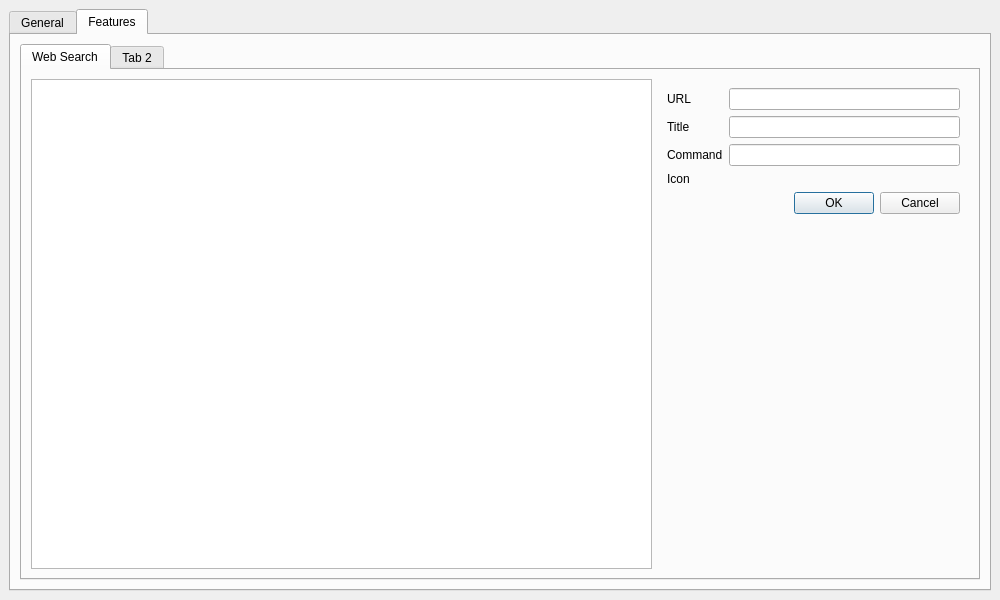
Before: the Qt Designer form src/ui/settingswindow.ui in giosali/rafiki, drawn with Qt 5.
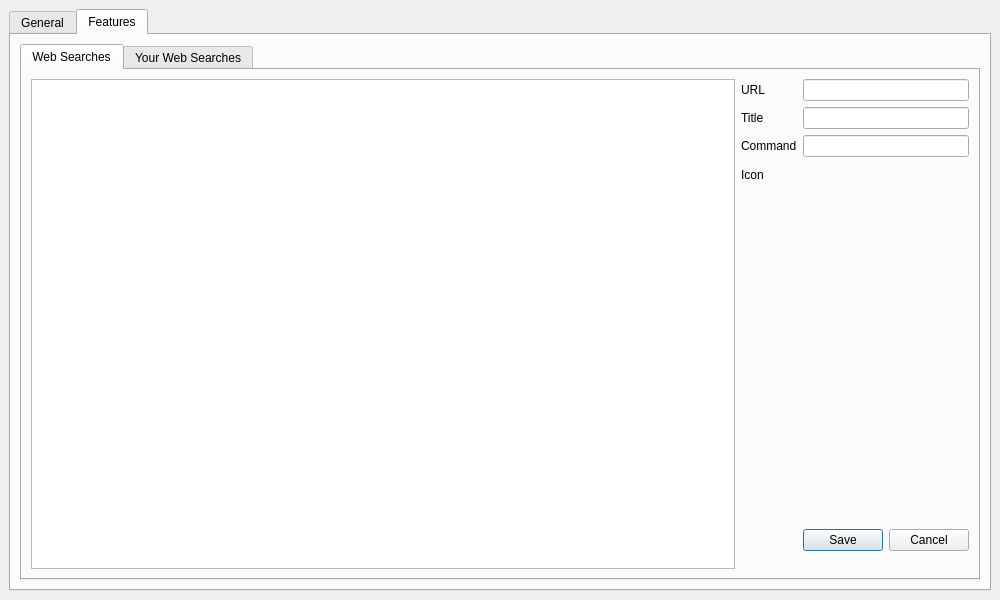
After: the same form once the commit is applied.

What changed in the file:
```diff
--- a/src/ui/settingswindow.ui
+++ b/src/ui/settingswindow.ui
@@ -42,7 +42,7 @@
             </property>
             <widget class="QWidget" name="tab_3">
              <attribute name="title">
-              <string>Web Search</string>
+              <string>Web Searches</string>
              </attribute>
              <layout class="QHBoxLayout" name="horizontalLayout">
               <item>
@@ -65,13 +65,6 @@
                </widget>
               </item>
               <item>
-               <widget class="QWidget" name="formLayoutWidget">
-                <property name="sizePolicy">
-                 <sizepolicy hsizetype="Preferred" vsizetype="Preferred">
-                  <horstretch>1</horstretch>
-                  <verstretch>0</verstretch>
-                 </sizepolicy>
-                </property>
                 <layout class="QFormLayout" name="formLayout">
                  <item row="0" column="0">
                   <widget class="QLabel" name="urlLabel">
@@ -116,18 +109,30 @@
                  <item row="4" column="1">
                   <widget class="QDialogButtonBox" name="buttonBox">
                    <property name="standardButtons">
-                    <set>QDialogButtonBox::Cancel|QDialogButtonBox::Ok</set>
+                   <set>QDialogButtonBox::Cancel|QDialogButtonBox::Save</set>
                    </property>
                   </widget>
                  </item>
-                </layout>
-               </widget>
+                <item row="4" column="0">
+                 <spacer name="verticalSpacer">
+                  <property name="orientation">
+                   <enum>Qt::Vertical</enum>
+                  </property>
+                  <property name="sizeHint" stdset="0">
+                   <size>
+                    <width>20</width>
+                    <height>40</height>
+                   </size>
+                  </property>
+                 </spacer>
+                </item>
+               </layout>
               </item>
              </layout>
             </widget>
             <widget class="QWidget" name="tab_4">
              <attribute name="title">
-              <string>Tab 2</string>
+              <string>Your Web Searches</string>
              </attribute>
             </widget>
            </widget>
```
Left out of the diff: 6 changed lines with no effect on the pictures. Lines whose indentation alone changed are shown as unchanged.
